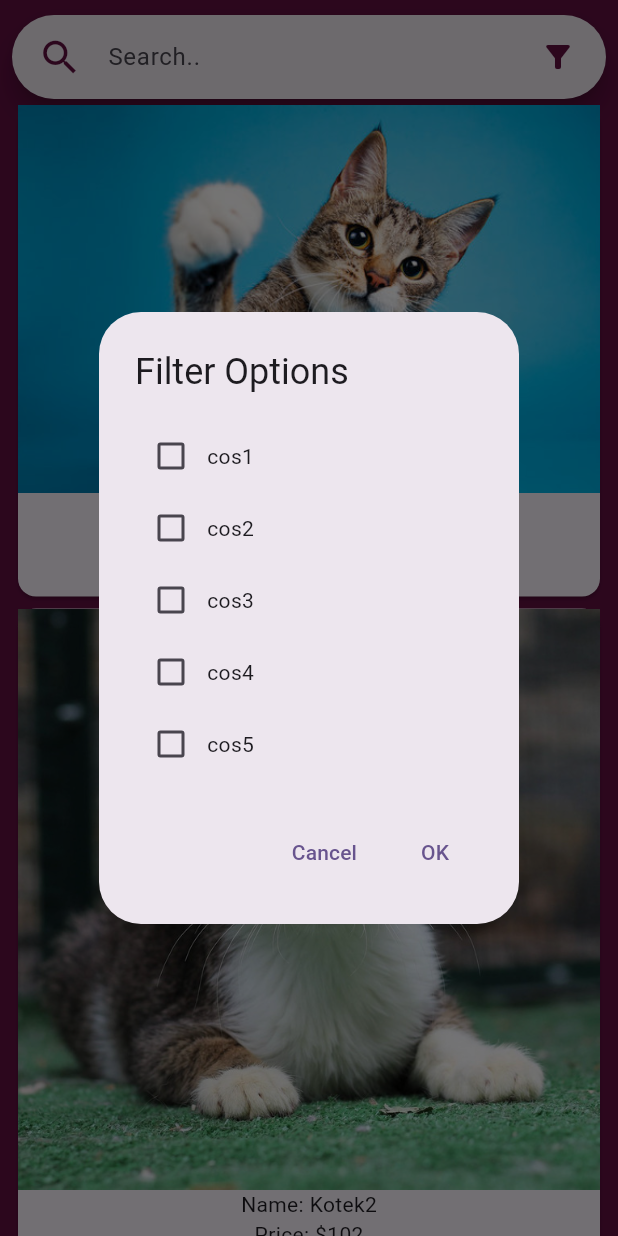
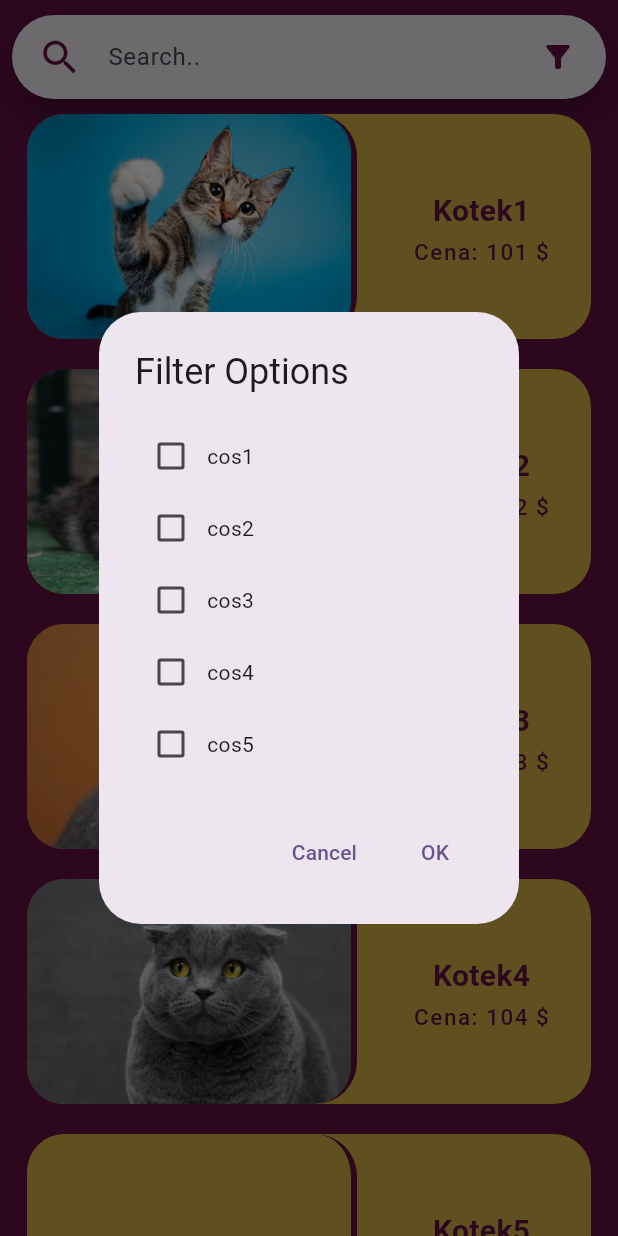
Before and after one commit to Ciapek117/PurrfectShopApp, a Flutter app: the AlbumPage screen opened directly, after a tap on the "filter alt" icon, on a phone screen of 412 x 824 dp. Run offline on Flutter 3.47's test engine with Material 3 defaults, Android fonts, the phone set to English and light mode, and no system bars; our stand-ins replace cloud_firestore, firebase_auth, firebase_core, google_fonts, google_nav_bar; missing offline and left inert: dart:ffi, glowy_borders; accounts and stored records are empty; Roboto replaces fonts that are missing (Kanit).

Commit message:
Added new customizable widget for tiles in album

```diff
--- a/lib/pages/album_page.dart
+++ b/lib/pages/album_page.dart
@@ -1,6 +1,8 @@
 import 'package:flutter/material.dart';
 import 'package:purrfectshop_app/models/all_products.dart';
-import 'package:purrfectshop_app/models/product.dart'; // Upewnij się, że zaimportowałeś model Product
+import 'package:purrfectshop_app/models/product.dart';
+
+import '../widgets/album_tile.dart'; // Upewnij się, że zaimportowałeś model Product
 
 class AlbumPage extends StatefulWidget {
   const AlbumPage({super.key});
@@ -80,14 +82,12 @@ class _AlbumPageState extends State<AlbumPage> {
                             setState(() {
                               localFilterStates[index] = value ?? false;
                             });
-                          },
-                        ),
+                          }),
+
                         Text(tagName),
-                      ],
-                    );
-                  }),
-                ),
-              ),
+                      ]);
+                  }))),
+
               actions: [
                 TextButton(
                   onPressed: () {
@@ -101,18 +101,13 @@ class _AlbumPageState extends State<AlbumPage> {
                       if (localFilterStates[i]) {
                         // Przekaż obiekt Tags do search
                         search(uniqueTags[i]);
-                      }
-                    }
+                      }}
                     Navigator.of(context).pop();
                   },
-                  child: Text("OK"),
-                ),
-              ],
-            );
-          },
-        );
-      },
-    );
+
+                  child: Text("OK"))]);
+          });
+      });
   }
 
 
@@ -138,23 +133,14 @@ class _AlbumPageState extends State<AlbumPage> {
                 leading: IconButton(
                   onPressed: () {},
                   icon: Icon(Icons.search, color: Color(0xFF5F0F40), size: 30))),
+
               Expanded(
                 child: ListView.builder(
                   itemCount: items.isEmpty ? allItems.length : items.length,
                   itemBuilder: (context, index) {
                     final item = items.isEmpty ? allItems[index] : items[index];
 
-                    return Card(
-                      child: Column(
-                        children: [
-                          Image.asset(item.imagePath), // Pokazujemy obrazek produktu
-                          Text('Name: ${item.name}'),
-                          Text('Price: \$${item.price}'),
-                          const SizedBox(height: 8),
-                          Text(item.description),
-                        ],
-                      ),
-                    );
+                    return AlbumTile(product: item);
                   },
                 ),
               ),
--- /dev/null
+++ b/lib/widgets/album_tile.dart
@@ -0,0 +1,59 @@
+import 'package:flutter/material.dart';
+import 'package:google_fonts/google_fonts.dart';
+import 'package:purrfectshop_app/models/product.dart';
+
+class AlbumTile extends StatelessWidget {
+  final Product product;
+  AlbumTile({super.key, required this.product});
+
+  @override
+  Widget build(BuildContext context) {
+    return Padding(
+      padding: const EdgeInsets.all(10.0),
+      child: Center(child: Container(
+          decoration: BoxDecoration(
+            color: const Color(0xFFD2AF43),
+            borderRadius: BorderRadius.circular(25),
+          ),
+
+          child: Row(
+            children: [
+              Container(
+                decoration: BoxDecoration(
+                  borderRadius: BorderRadius.circular(28),
+                  border: Border(right: BorderSide(color: Color(0xFF5F0F40), width: 4))
+                ),
+
+                height: 150,
+                width: 220,
+                child: ClipRRect(
+                    borderRadius: BorderRadius.circular(25),
+                    child: Image.asset(product.imagePath, fit: BoxFit.fill))),
+
+              const SizedBox(width: 10),
+
+              Expanded(
+                child: Column(crossAxisAlignment: CrossAxisAlignment.center, children: <Widget>[
+                  const SizedBox(height: 2),
+
+                  Text(product.name, style: GoogleFonts.kanit(textStyle: TextStyle(
+                    color: Color(0xFF5F0F40),
+                    fontSize: 20,
+                    fontWeight: FontWeight.w700
+                  ))),
+
+                  const SizedBox(height: 2),
+
+                  Text("Cena: " + product.price + " \$", style: GoogleFonts.kanit(textStyle: TextStyle(
+                    color: Color(0xFF5F0F40),
+                    letterSpacing: 1,
+                    fontSize: 15,
+                    fontWeight: FontWeight.w500
+                  )))])),
+            ],
+          ),
+
+      )),
+    );
+  }
+}
```
